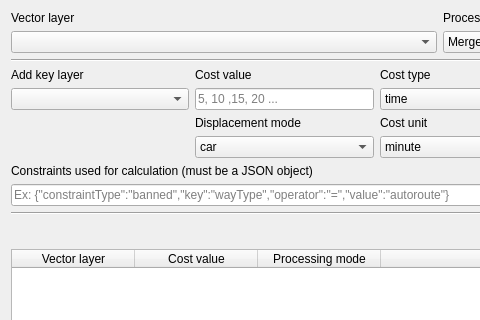
Old version of the form ui/Isochrone_IGN_API.ui in the repository EwStinky/FelixToolbox; both pictures show x 0 to 480 and y 0 to 320 of the 880 by 600 pixel window.
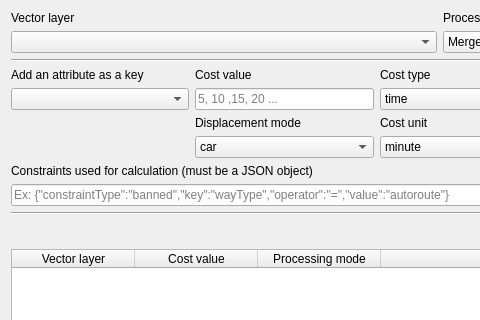
New version of the form.

The edit to the form file:
```diff
--- a/ui/Isochrone_IGN_API.ui
+++ b/ui/Isochrone_IGN_API.ui
@@ -281,7 +281,7 @@
      <item row="1" column="0">
       <widget class="QLabel" name="comboBox_key_label">
        <property name="text">
-        <string>Add key layer</string>
+        <string>Add an attribute as a key</string>
        </property>
       </widget>
      </item>
```
